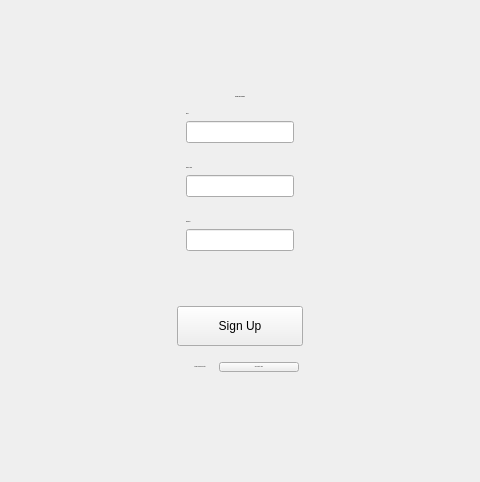
Qt form ui/main.ui (Salinporn/MusicStreamingService) before a commit; both pictures show x 304 to 784 and y 141 to 623 of the 1088 by 765 pixel window.
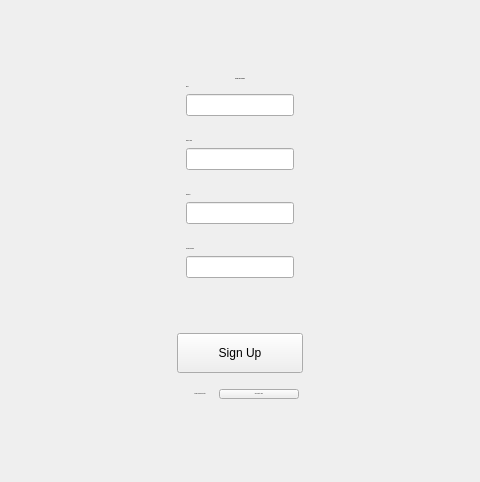
The same form after that commit. The open tabs and pages were chosen to show the change. Icons and pictures are not drawn.

Commit message: Add session authentication with persistence

Patch:
```diff
--- a/ui/main.ui
+++ b/ui/main.ui
@@ -2354,28 +2354,6 @@
               </sizepolicy>
              </property>
              <layout class="QVBoxLayout" name="verticalLayout_33">
-              <property name="spacing">
-               <number>6</number>
-              </property>
-              <item>
-               <widget class="QLabel" name="register_page_label">
-                <property name="font">
-                 <font>
-                  <pointsize>-1</pointsize>
-                  <bold>true</bold>
-                 </font>
-                </property>
-                <property name="text">
-                 <string>Create Your Account</string>
-                </property>
-                <property name="alignment">
-                 <set>Qt::AlignCenter</set>
-                </property>
-                <property name="margin">
-                 <number>4</number>
-                </property>
-               </widget>
-              </item>
               <item>
                <widget class="QWidget" name="register_email_container" native="true">
                 <property name="sizePolicy">
@@ -2385,6 +2363,25 @@
                  </sizepolicy>
                 </property>
                 <layout class="QVBoxLayout" name="verticalLayout_34">
+                 <item>
+                  <widget class="QLabel" name="register_page_label">
+                   <property name="font">
+                    <font>
+                     <pointsize>-1</pointsize>
+                     <bold>true</bold>
+                    </font>
+                   </property>
+                   <property name="text">
+                    <string>Create Your Account</string>
+                   </property>
+                   <property name="alignment">
+                    <set>Qt::AlignCenter</set>
+                   </property>
+                   <property name="margin">
+                    <number>4</number>
+                   </property>
+                  </widget>
+                 </item>
                  <item>
                   <widget class="QLabel" name="register_email_label">
                    <property name="font">
@@ -2458,7 +2455,45 @@
                   </widget>
                  </item>
                  <item>
-                  <widget class="QLineEdit" name="register_password_input"/>
+                  <widget class="QLineEdit" name="register_password_input">
+                   <property name="echoMode">
+                    <enum>QLineEdit::Password</enum>
+                   </property>
+                  </widget>
+                 </item>
+                </layout>
+               </widget>
+              </item>
+              <item>
+               <widget class="QWidget" name="register_confirm_password_container" native="true">
+                <property name="sizePolicy">
+                 <sizepolicy hsizetype="Preferred" vsizetype="Maximum">
+                  <horstretch>0</horstretch>
+                  <verstretch>0</verstretch>
+                 </sizepolicy>
+                </property>
+                <layout class="QVBoxLayout" name="verticalLayout_38">
+                 <item>
+                  <widget class="QLabel" name="register_confirm_password_label">
+                   <property name="font">
+                    <font>
+                     <pointsize>-1</pointsize>
+                    </font>
+                   </property>
+                   <property name="cursor">
+                    <cursorShape>UpArrowCursor</cursorShape>
+                   </property>
+                   <property name="text">
+                    <string>Confirm Password</string>
+                   </property>
+                  </widget>
+                 </item>
+                 <item>
+                  <widget class="QLineEdit" name="register_confirm_password_input">
+                   <property name="echoMode">
+                    <enum>QLineEdit::Password</enum>
+                   </property>
+                  </widget>
                  </item>
                 </layout>
                </widget>
```
Left out of the diff: 29 changed lines with no effect on the pictures. The commit also changes 2 other files.
